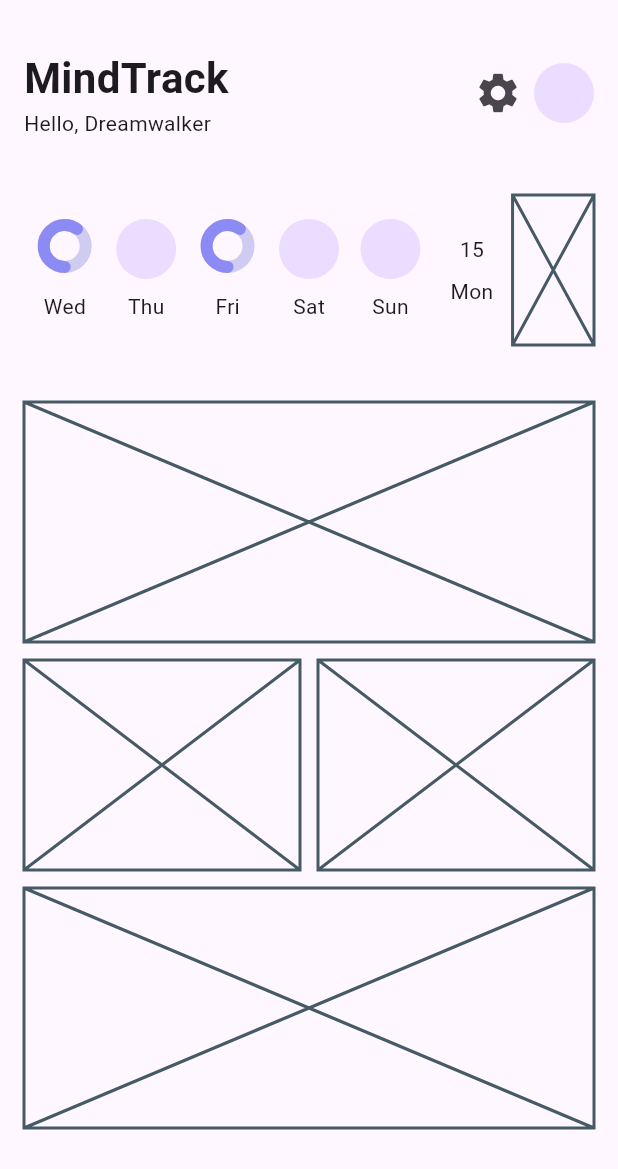
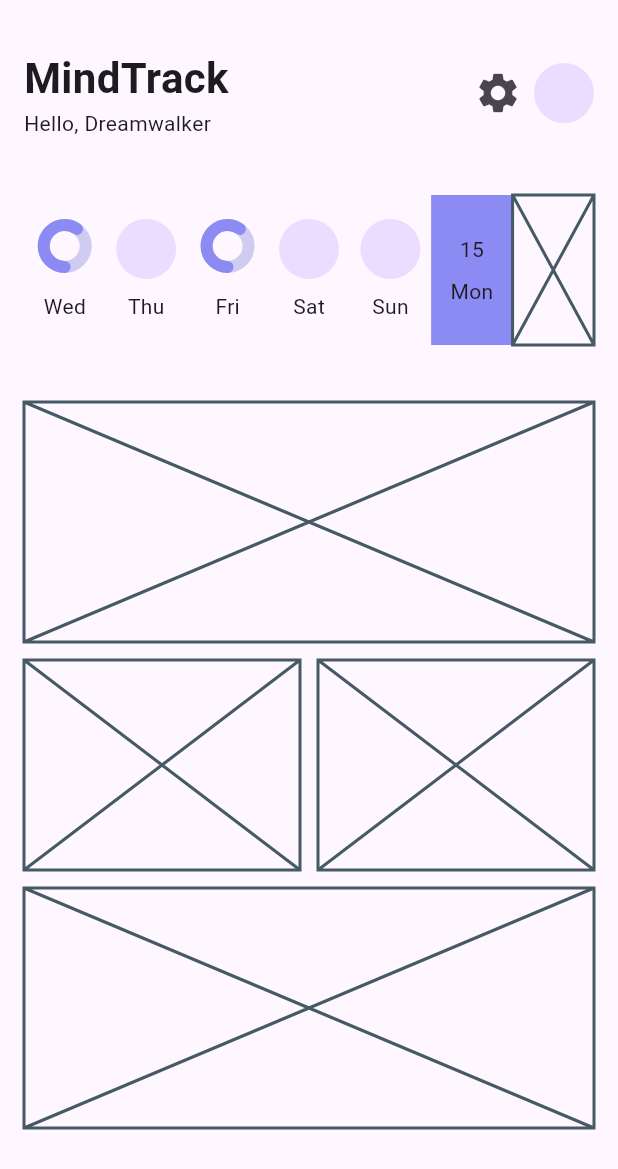
Before and after one commit to JAICHANGPARK/flutter_notebook_chapter_43, a Flutter app: the HabitJournalHomeScreen widget shown alone on an empty page, opened directly, on a phone screen of 412 x 824 dp. Shown: the top 1169 px of the screen. Run offline on Flutter 3.47's test engine with Material 3 defaults, Android fonts, the phone set to English and light mode, and no system bars; drawn by our look-alikes of percent_indicator; our stand-ins replace gap, hugeicons.

Commit message:
Update habit_journal_home_screen.dart

```diff
--- a/lib/ep2173_habit_journal_app/ui/home/habit_journal_home_screen.dart
+++ b/lib/ep2173_habit_journal_app/ui/home/habit_journal_home_screen.dart
@@ -165,6 +165,10 @@ class _HabitJournalHomeScreenState extends State<HabitJournalHomeScreen> {
                       ),
                     ),
                     Expanded(
+                      child: Container(
+                        decoration: BoxDecoration(
+                          color: HabitAppTheme.primary,
+                        ),
                         child: Column(
                           mainAxisAlignment: MainAxisAlignment.center,
                           children: [
@@ -183,6 +187,7 @@ class _HabitJournalHomeScreenState extends State<HabitJournalHomeScreen> {
                               "Mon",
                             )
                           ],
+                        ),
                       ),
                     ),
                     Expanded(
```
Lines whose indentation alone changed are shown as unchanged.
